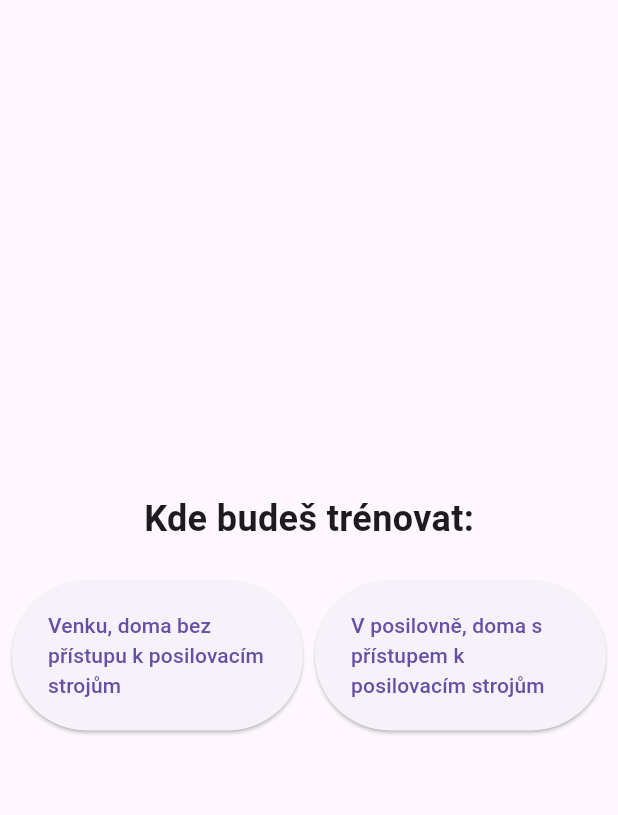
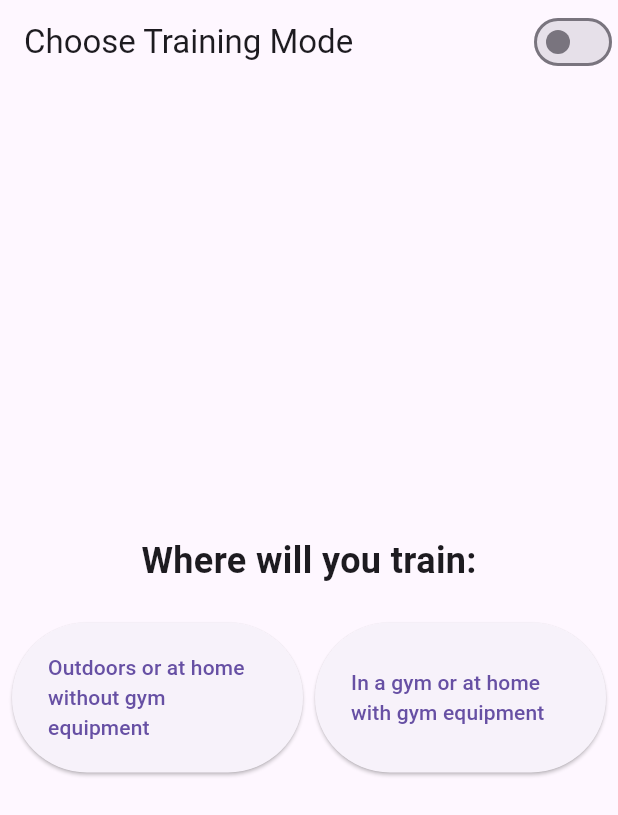
Before and after one commit to hejci/FinalniProjekt, a Flutter app: the screen it shows after launch, on a phone screen of 412 x 824 dp. Shown: the top 815 px of the screen. Run offline on Flutter 3.47's test engine with Material 3 defaults, Android fonts, the phone set to English and light mode, and no system bars; our stand-ins replace shared_preferences; missing offline and left inert: flutter_emoji.

Commit message:
Světlý a tmavý mod

```diff
--- /dev/null
+++ b/devtools_options.yaml
@@ -0,0 +1,3 @@
+description: This file stores settings for Dart & Flutter DevTools.
+documentation: https://docs.flutter.dev/tools/devtools/extensions#configure-extension-enablement-states
+extensions:
--- a/lib/main.dart
+++ b/lib/main.dart
@@ -1,27 +1,67 @@
 import 'package:flutter/cupertino.dart';
 import 'package:flutter/material.dart';
 import 'package:flutter_emoji/flutter_emoji.dart';
-import 'dart:convert';
 import 'package:shared_preferences/shared_preferences.dart';
+import 'package:provider/provider.dart';
 
 var parser = EmojiParser();
 var home = Emoji('home', '🏠︎');
 
-void main() {
+void main() async {
   WidgetsFlutterBinding.ensureInitialized();
+  final themeProvider = ThemeProvider();
+  await themeProvider.loadTheme();
 
-  runApp(MaterialApp(
+  runApp(
+    ChangeNotifierProvider(
+      create: (_) => themeProvider,
+      child: const MyApp(),
+    ),
+  );
+}
+
+class MyApp extends StatelessWidget {
+  const MyApp({super.key});
+
+  @override
+  Widget build(BuildContext context) {
+    final themeProvider = Provider.of<ThemeProvider>(context);
+    return MaterialApp(
+      theme: ThemeData.light(),
+      darkTheme: ThemeData.dark(),
+      themeMode: themeProvider.themeMode,
       home: const Mainwidget(),
       routes: {
         '/outdoorTraining': (context) => const OutdoorTrainingScreen(),
         '/gymTraining': (context) => const GymTrainingScreen(),
         '/PreMadeOutdoorTraining': (context) => PreMadeOutdoorTraining(),
-      '/PreMadeGymTraining': (context) =>  PreMadeGymTraining(),
+        '/PreMadeGymTraining': (context) => PreMadeGymTraining(),
         '/FullListOutdoorTraining': (context) => FullListOutdoorTraining(),
         '/FullListGymTraining': (context) => const FullListGymTraining(),
+      },
+    );
+  }
+}
 
-    },
-  ));
+class ThemeProvider with ChangeNotifier {
+  ThemeMode _themeMode = ThemeMode.system;
+
+  ThemeMode get themeMode => _themeMode;
+
+  Future<void> toggleTheme(bool isDarkMode) async {
+    _themeMode = isDarkMode ? ThemeMode.dark : ThemeMode.light;
+    notifyListeners();
+
+    final prefs = await SharedPreferences.getInstance();
+    prefs.setBool('isDarkMode', isDarkMode);
+  }
+
+  Future<void> loadTheme() async {
+    final prefs = await SharedPreferences.getInstance();
+    final isDarkMode = prefs.getBool('isDarkMode') ?? false;
+    _themeMode = isDarkMode ? ThemeMode.dark : ThemeMode.light;
+    notifyListeners();
+  }
 }
 
 class Mainwidget extends StatefulWidget {
@@ -34,22 +74,34 @@ class Mainwidget extends StatefulWidget {
 class MainPage extends State<Mainwidget> {
   @override
   Widget build(BuildContext context) {
+    final themeProvider = Provider.of<ThemeProvider>(context);
+
     return Scaffold(
+      appBar: AppBar(
+        title: const Text("Choose Training Mode"),
+        actions: [
+          Switch(
+            value: themeProvider.themeMode == ThemeMode.dark,
+            onChanged: (value) {
+              themeProvider.toggleTheme(value);
+            },
+          ),
+        ],
+      ),
       body: SafeArea(
         child: Center(
-          child: Column( // Stacks the text and buttons vertically
+          child: Column(
             mainAxisAlignment: MainAxisAlignment.center,
             children: [
-              // Add text on top
               const Text(
-                "Kde budeš trénovat:",
+                "Where will you train:",
                 style: TextStyle(fontSize: 24.0, fontWeight: FontWeight.bold),
               ),
-              const SizedBox(height: 16.0), // Adds space between text and buttons
+              const SizedBox(height: 16.0),
               Container(
                 padding: const EdgeInsets.all(8.0),
                 child: Row(
-                  mainAxisAlignment: MainAxisAlignment.center, // Centers buttons horizontally
+                  mainAxisAlignment: MainAxisAlignment.center,
                   children: [
                     Expanded(
                       child: SizedBox(
@@ -58,11 +110,11 @@ class MainPage extends State<Mainwidget> {
                           onPressed: () {
                             Navigator.pushNamed(context, '/outdoorTraining');
                           },
-                          child: const Text("Venku, doma bez přístupu k posilovacím strojům"),
+                          child: const Text("Outdoors or at home without gym equipment"),
                         ),
                       ),
                     ),
-                    const SizedBox(width: 8.0), // Adds space between buttons
+                    const SizedBox(width: 8.0),
                     Expanded(
                       child: SizedBox(
                         height: 100,
@@ -70,7 +122,7 @@ class MainPage extends State<Mainwidget> {
                           onPressed: () {
                             Navigator.pushNamed(context, '/gymTraining');
                           },
-                          child: const Text("V posilovně, doma s přístupem k posilovacím strojům"),
+                          child: const Text("In a gym or at home with gym equipment"),
                         ),
                       ),
                     ),
@@ -200,7 +252,7 @@ class GymTrainingScreen extends StatelessWidget {
 
 class WorkoutPlan {
   final String name;
-  final Map<String, List<String>> sections; // e.g., "Warm-Up": ["Exercise 1", "Exercise 2"]
+  final Map<String, List<String>> sections;
 
   WorkoutPlan({
     required this.name,
--- a/pubspec.yaml
+++ b/pubspec.yaml
@@ -8,6 +8,7 @@ environment:
 
 dependencies:
   shared_preferences: ^2.0.18
+  provider: ^6.0.5
   flutter_emoji: "2.5.1"
   flutter:
     sdk: flutter
```
Also changed, not shown: pubspec.lock. Lines whose indentation alone changed are shown as unchanged.
